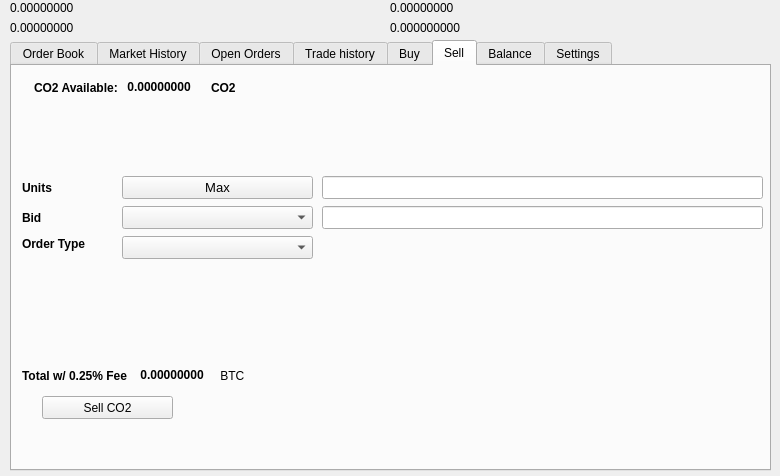
Carbon-Zero/CarbonZero, file src/qt/forms/tradingdialog.ui: the form before one commit.
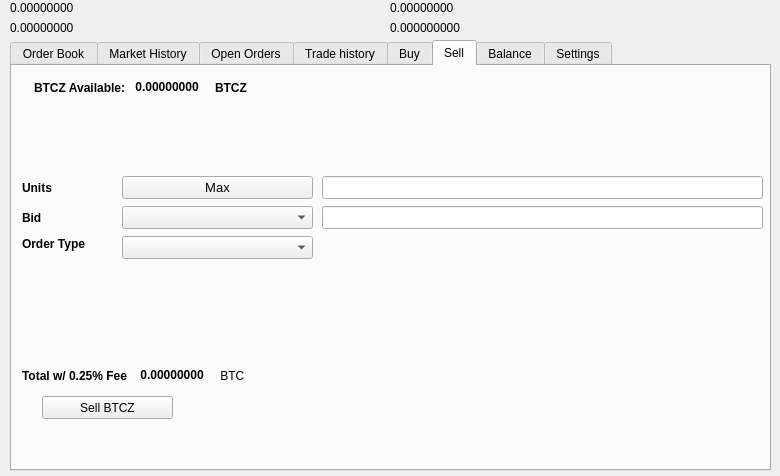
The form after the commit. The open tabs and pages were chosen to show the change. Icons and pictures are not drawn.

What changed in the file:
```diff
--- a/src/qt/forms/tradingdialog.ui
+++ b/src/qt/forms/tradingdialog.ui
@@ -1751,7 +1751,7 @@
       </rect>
      </property>
      <property name="text">
-      <string>Sell CO2</string>
+      <string>Sell BTCZ</string>
      </property>
      <property name="icon">
       <iconset resource="../carbonzero">
@@ -1777,7 +1777,7 @@
          </font>
         </property>
         <property name="text">
-         <string>CO2 Available:</string>
+         <string>BTCZ Available:</string>
         </property>
        </widget>
       </item>
@@ -2221,7 +2221,7 @@
          </font>
         </property>
         <property name="text">
-         <string>CO2</string>
+         <string>BTCZ</string>
         </property>
        </widget>
       </item>
```
Left out of the diff: 34 changed lines with no effect on the pictures.
